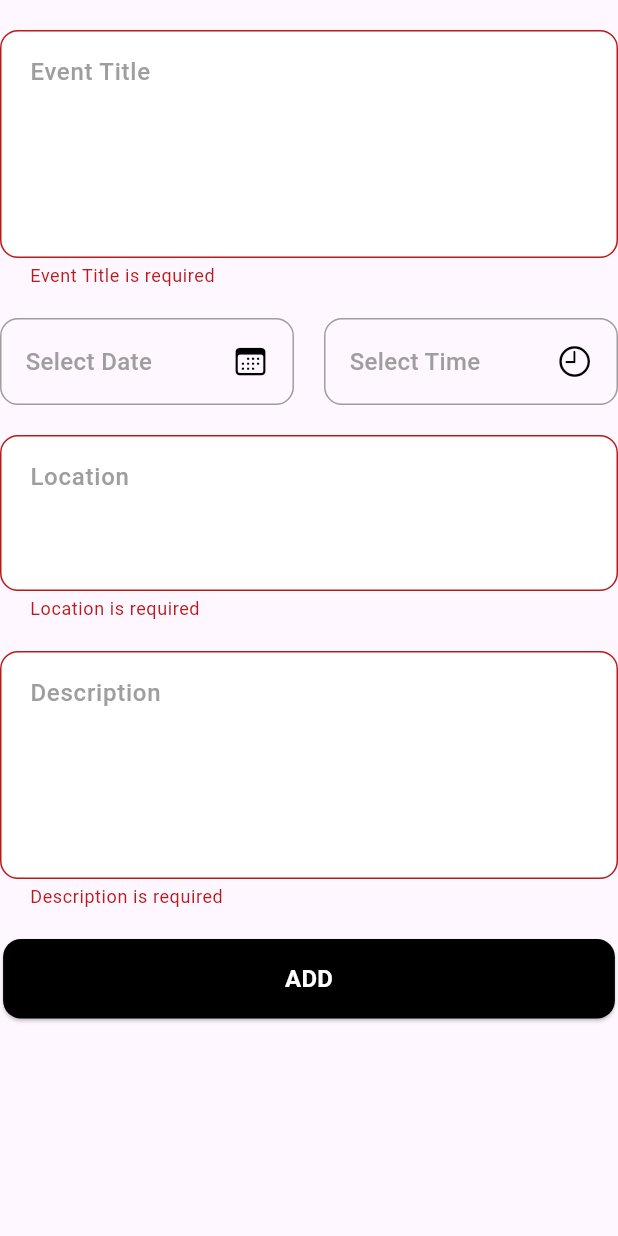
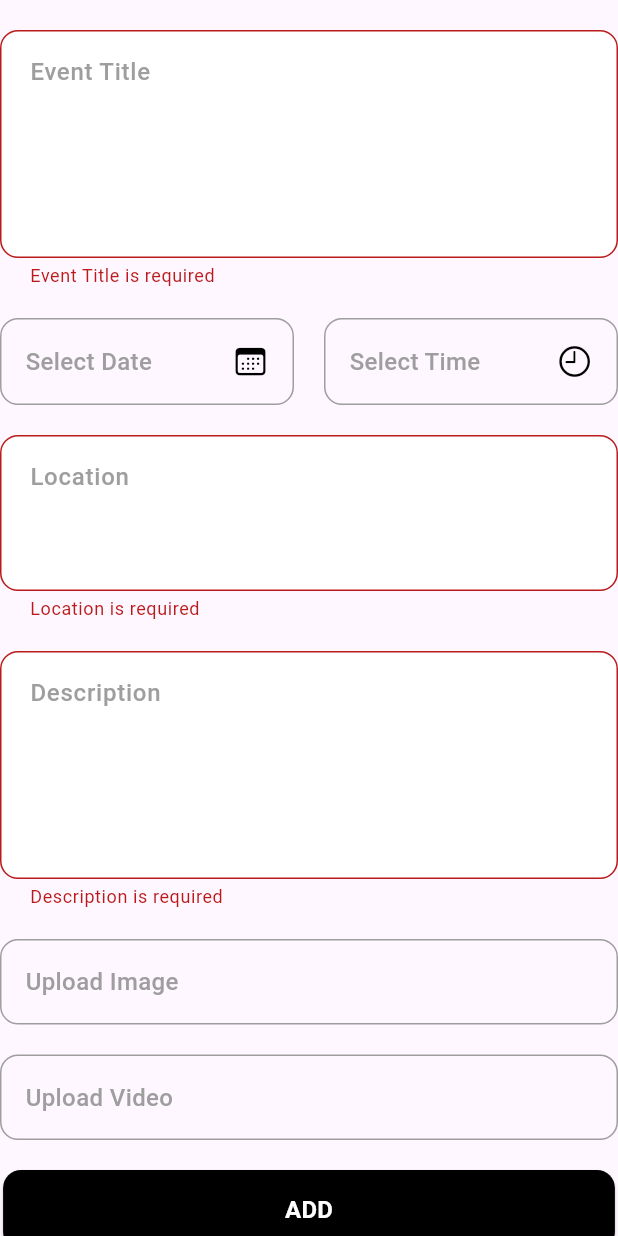
Before and after one commit to uttamkajavadra/pjspaul_admin, a Flutter app: the UpcomingEventForm widget shown alone on an empty page, opened directly, after a tap on "ADD", on a phone screen of 412 x 824 dp. Run offline on Flutter 3.47's test engine with Material 3 defaults, Android fonts, the phone set to English and light mode, and no system bars; our stand-ins replace cloud_firestore, file_picker, firebase_core, firebase_storage, get; accounts and stored records are empty.

Commit message:
upcoming event done

```diff
--- a/lib/controller/beliver_spritual_content/beliver_spritual_content_controller.dart
+++ b/lib/controller/beliver_spritual_content/beliver_spritual_content_controller.dart
@@ -16,7 +16,7 @@ class BeliverSpritualContentController extends GetxController{
   List<List<String>> list = [
     [],
     ["Blessing Text", "Image Upload", "Video Upload", "Delete"],
-    ["Event Title", "Location", "Date and Time", "Description", "Delete"],
+    ["Event Title", "Location", "Date and Time", "Description", "Image Upload", "Video Upload", "Delete"],
     ["Title", "Message Content", "Delete"],
     ["Video Title", "Video Upload", "Delete"],
     ["Song Title", "Audio File", "Delete"],
@@ -211,15 +211,15 @@ Future<void> deleteTodayBlessing(BuildContext context, int index) async {
   Future<void> addUpcomingEvent(BuildContext context) async {
     try {
       ProgressBar.instance.showProgressbar(context);
-      // final storageRef = FirebaseStorage.instance.ref();
+      final storageRef = FirebaseStorage.instance.ref();
 
-      // final fileImageRef = storageRef.child('today_blessing/${DateTime.now().millisecondsSinceEpoch}.png');
-      // await fileImageRef.putData(selectedImageFile.value!);
-      // String imageUrl = await fileImageRef.getDownloadURL();
+      final fileImageRef = storageRef.child('upcoming_event/${DateTime.now().millisecondsSinceEpoch}.png');
+      await fileImageRef.putData(selectedImageFile.value!);
+      String imageUrl = await fileImageRef.getDownloadURL();
 
-      // final fileRef = storageRef.child('today_blessing/${DateTime.now().millisecondsSinceEpoch}.png');
-      // await fileRef.putData(selectedFile.value!);
-      // String videoUrl = await fileRef.getDownloadURL();
+      final fileRef = storageRef.child('upcoming_event/${DateTime.now().millisecondsSinceEpoch}.mp4');
+      await fileRef.putData(selectedFile.value!);
+      String videoUrl = await fileRef.getDownloadURL();
 
       CollectionReference request = firestore.collection('upcoming_event');
 
@@ -229,6 +229,8 @@ Future<void> deleteTodayBlessing(BuildContext context, int index) async {
         'time': formatTimeOfDay(selectedTime.value!, context),
         'location': locationController.text,
         'description': descriptionController.text,
+        'image': imageUrl,
+        'video': videoUrl,
       });
       ProgressBar.instance.stopProgressBar(context);
       // Get.back();
@@ -244,6 +246,8 @@ Future<void> deleteTodayBlessing(BuildContext context, int index) async {
       descriptionController.clear();
       selectedDate = Rxn();
       selectedTime = Rxn();
+      selectedFile = Rxn();
+      selectedImageFile = Rxn();
       getUpcomingEvent();
     }
   }
@@ -259,7 +263,7 @@ Future<void> deleteTodayBlessing(BuildContext context, int index) async {
       snapshot.docs.forEach((doc) {
         var data = doc.data();
         listId.add(doc.id);
-        listData.add([data["event_title"], data["location"], "${data["date"]} ${data["time"]}", data["description"], "delete"]);
+        listData.add([data["event_title"], data["location"], "${data["date"]} ${data["time"]}", data["description"], data["image"], data["video"], "delete"]);
 
       });
       print("getUpcomingEvent");
--- a/lib/view/page/beliver_spritual_content/tabs/upcoming_event_form.dart
+++ b/lib/view/page/beliver_spritual_content/tabs/upcoming_event_form.dart
@@ -6,6 +6,8 @@ import 'package:pjspaul_admin/view/widget/custom_button.dart';
 import 'package:pjspaul_admin/view/widget/custom_date_picker.dart';
 import 'package:pjspaul_admin/view/widget/custom_text_form_field.dart';
 import 'package:pjspaul_admin/view/widget/custom_time_picker.dart';
+import 'package:pjspaul_admin/view/widget/custom_toast.dart';
+import 'package:pjspaul_admin/view/widget/custom_upload_file.dart';
 
 class UpcomingEventForm extends StatelessWidget {
   const UpcomingEventForm({super.key});
@@ -73,10 +75,40 @@ class UpcomingEventForm extends StatelessWidget {
                 const SizedBox(
             height: 20,
           ),
+          Obx(() {
+            return CustomUploadFile(
+              onTap: () {
+                controller.pickImageFile();
+              },
+              selectedFile: controller.selectedImageFile.value,
+              uploadText: "Upload Image",
+              selectedText: "Image Selected",
+            );
+          }),
+          const SizedBox(
+            height: 20,
+          ),
+          Obx(() {
+            return CustomUploadFile(
+              onTap: () {
+                controller.pickFile();
+              },
+              selectedFile: controller.selectedFile.value,
+              uploadText: "Upload Video",
+              selectedText: "Video Selected",
+            );
+          }),
+          const SizedBox(
+            height: 20,
+          ),
           CustomElevatedButton(
               onPressed: () {
                 if (controller.upcomingEventForm.currentState!.validate()) {
-                  controller.addUpcomingEvent(context);
+                  if (controller.selectedFile.value != null && controller.selectedImageFile.value != null) {
+                    controller.addUpcomingEvent(context);
+                  } else {
+                    CustomToast.instance.showMsg("Please fill all the details");
+                  }
                 }
               },
               buttonText: "ADD"),
```
Also changed, not shown: lib/view/page/beliver_spritual_content/beliver_spritual_content_screen.dart (+25 -17 lines), pubspec.lock.
